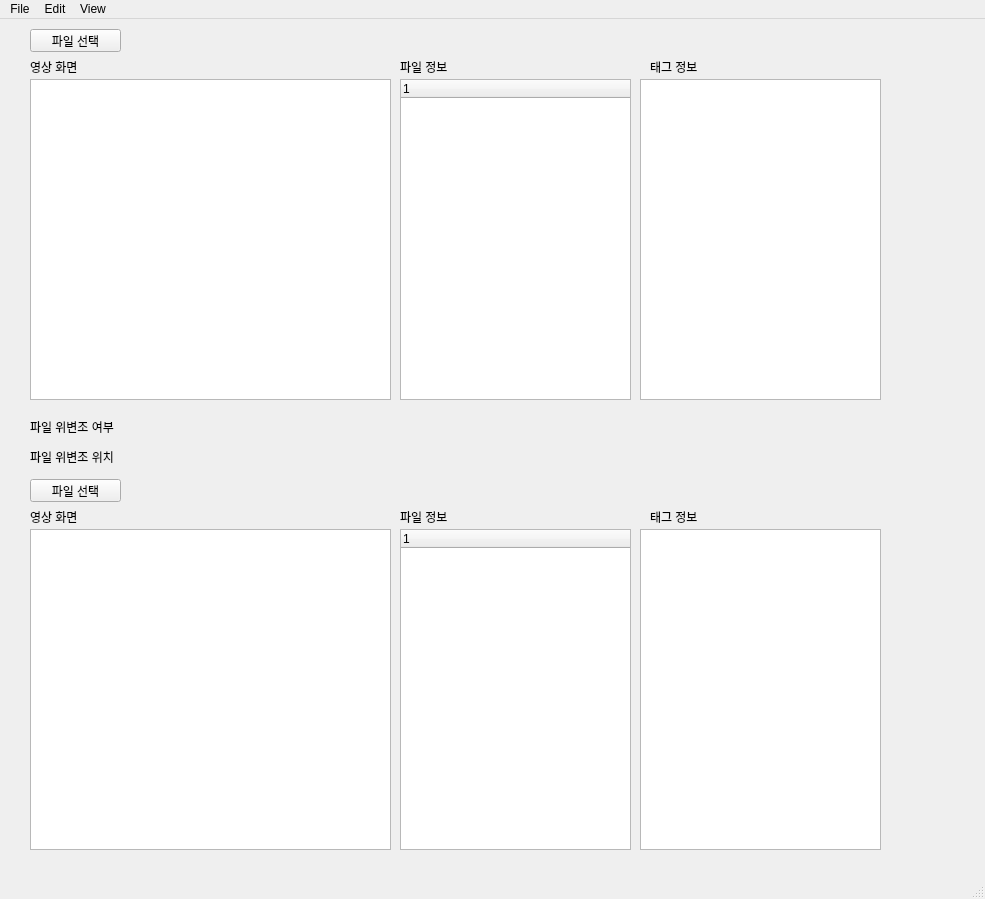
jamemanionda/2023_skku_medical, file compare.ui: the form before one commit.
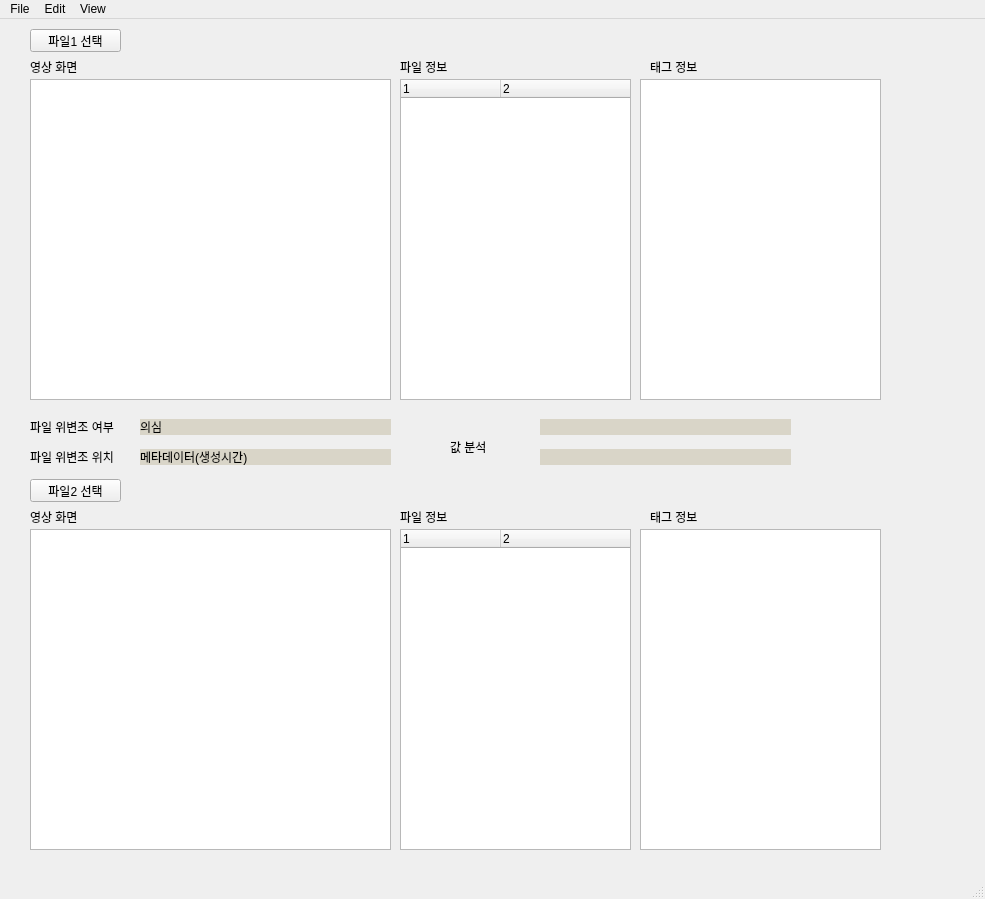
The form after the commit.

```diff
--- a/compare.ui
+++ b/compare.ui
@@ -66,7 +66,7 @@
      <enum>Qt::ActionsContextMenu</enum>
     </property>
     <property name="text">
-     <string>파일 선택</string>
+     <string>파일1 선택</string>
     </property>
    </widget>
    <widget class="QLabel" name="label_6">
@@ -112,6 +112,11 @@
       <string notr="true">1</string>
      </property>
     </column>
+    <column>
+     <property name="text">
+      <string>2</string>
+     </property>
+    </column>
    </widget>
    <widget class="QTableWidget" name="tableWidget">
     <property name="geometry">
@@ -196,6 +201,11 @@
       <string notr="true">1</string>
      </property>
     </column>
+    <column>
+     <property name="text">
+      <string>2</string>
+     </property>
+    </column>
    </widget>
    <widget class="QLabel" name="file_isForgery_label_2">
     <property name="geometry">
@@ -239,7 +249,7 @@
      <enum>Qt::ActionsContextMenu</enum>
     </property>
     <property name="text">
-     <string>파일 선택</string>
+     <string>파일2 선택</string>
     </property>
    </widget>
    <widget class="QLabel" name="label_5">
@@ -255,16 +265,82 @@
      <string>영상 화면</string>
     </property>
    </widget>
-   <widget class="QWidget" name="verticalLayoutWidget">
+   <widget class="QLabel" name="label">
     <property name="geometry">
      <rect>
-      <x>20</x>
-      <y>390</y>
-      <width>861</width>
-      <height>61</height>
+      <x>140</x>
+      <y>400</y>
+      <width>251</width>
+      <height>16</height>
      </rect>
     </property>
-    <layout class="QVBoxLayout" name="verticalLayout"/>
+    <property name="styleSheet">
+     <string notr="true">background : rgb(217, 213, 200)</string>
+    </property>
+    <property name="text">
+     <string>의심</string>
+    </property>
+   </widget>
+   <widget class="QLabel" name="label_2">
+    <property name="geometry">
+     <rect>
+      <x>140</x>
+      <y>430</y>
+      <width>251</width>
+      <height>16</height>
+     </rect>
+    </property>
+    <property name="styleSheet">
+     <string notr="true">background : rgb(217, 213, 200)</string>
+    </property>
+    <property name="text">
+     <string>메타데이터(생성시간)</string>
+    </property>
+   </widget>
+   <widget class="QLabel" name="file_isForgery_label_3">
+    <property name="geometry">
+     <rect>
+      <x>450</x>
+      <y>420</y>
+      <width>111</width>
+      <height>16</height>
+     </rect>
+    </property>
+    <property name="text">
+     <string>값 분석</string>
+    </property>
+   </widget>
+   <widget class="QLabel" name="val1">
+    <property name="geometry">
+     <rect>
+      <x>540</x>
+      <y>400</y>
+      <width>251</width>
+      <height>16</height>
+     </rect>
+    </property>
+    <property name="styleSheet">
+     <string notr="true">background : rgb(217, 213, 200)</string>
+    </property>
+    <property name="text">
+     <string/>
+    </property>
+   </widget>
+   <widget class="QLabel" name="val2">
+    <property name="geometry">
+     <rect>
+      <x>540</x>
+      <y>430</y>
+      <width>251</width>
+      <height>16</height>
+     </rect>
+    </property>
+    <property name="styleSheet">
+     <string notr="true">background : rgb(217, 213, 200)</string>
+    </property>
+    <property name="text">
+     <string/>
+    </property>
    </widget>
   </widget>
   <widget class="QMenuBar" name="menubar">
```
